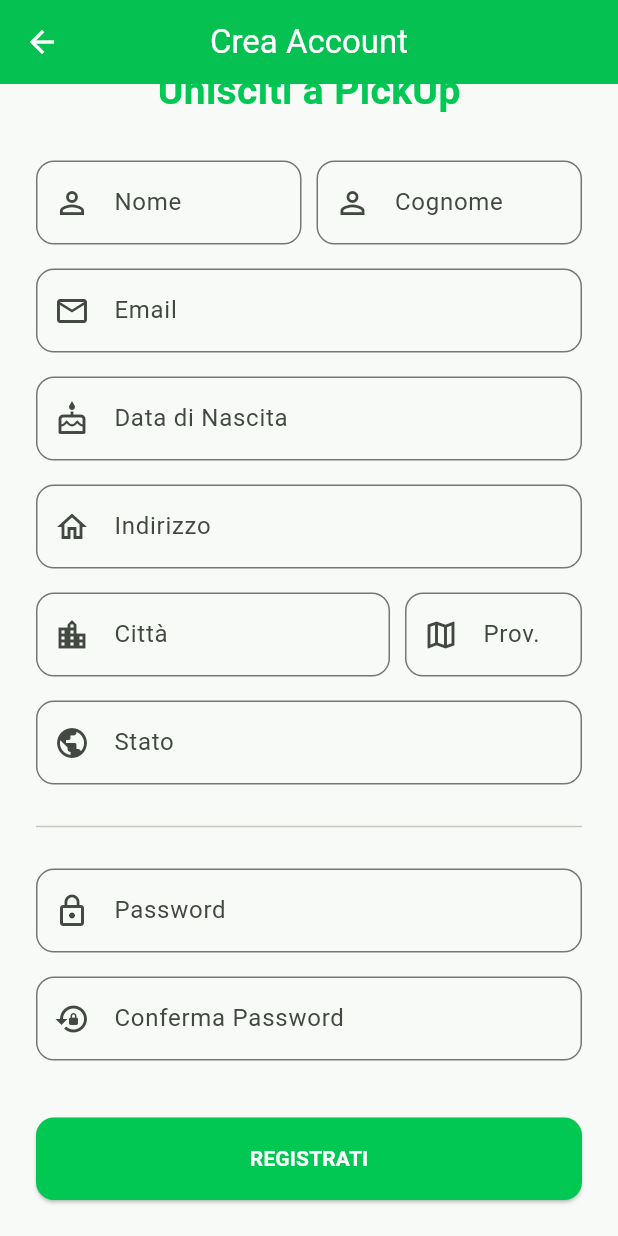
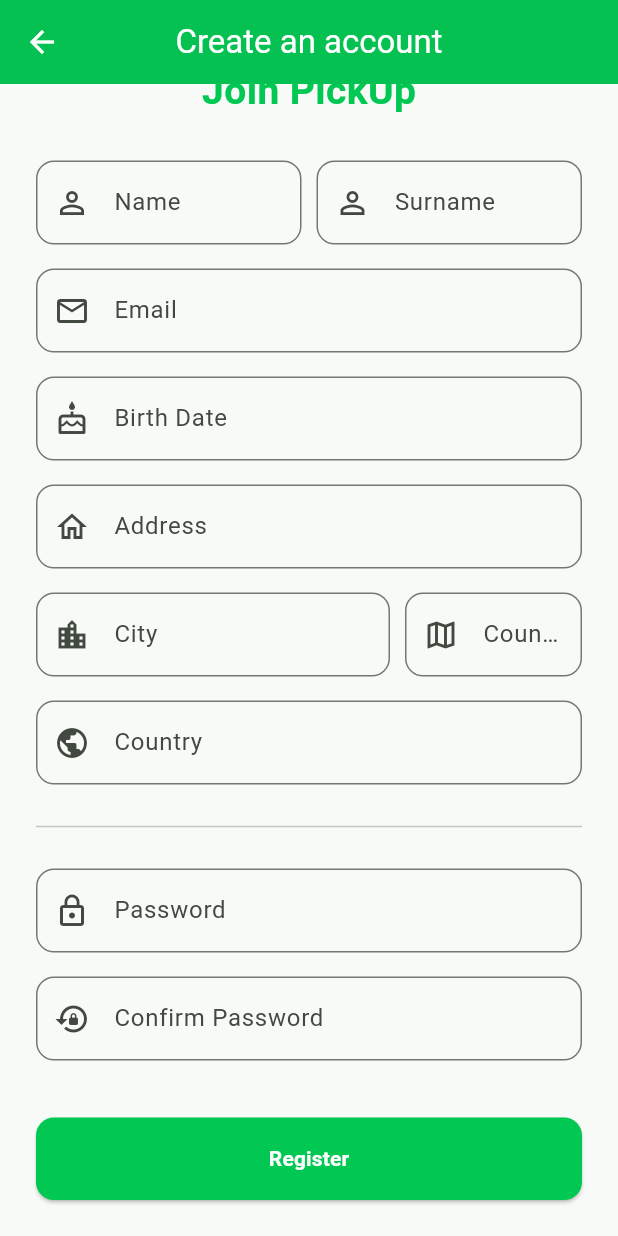
Before and after one commit to DanielDals3/PickUp, a Flutter app: the RegisterPage screen opened directly, scrolled down 38 dp, on a phone screen of 412 x 824 dp. Run offline on Flutter 3.47's test engine with Material 3 defaults, Android fonts, the phone set to English and light mode, and no system bars; our stand-ins replace flutter_map, font_awesome_flutter, geolocator, image_picker, latlong2, permission_handler and 1 more; accounts and stored records are empty; network calls fail; statements that could not run were skipped.

```diff
--- a/PickUp.Frontend/lib/pages/register_page.dart
+++ b/PickUp.Frontend/lib/pages/register_page.dart
@@ -1,7 +1,7 @@
 import 'dart:convert';
-
 import 'package:flutter/material.dart';
 import 'package:http/http.dart' as http;
+import 'package:pickup/services/translator_service.dart';
 
 class RegisterPage extends StatefulWidget {
   const RegisterPage({super.key});
@@ -48,12 +48,12 @@
     if (_firstNameController.text.isEmpty ||
         _lastNameController.text.isEmpty ||
         _emailController.text.isEmpty) {
-      _showError("Nome, Cognome ed Email sono obbligatori");
+      _showError(Translator.of('name_surname_email_required'));
       return;
     }
 
     if (_passwordController.text != _confirmPasswordController.text) {
-      _showError("Le password non coincidono!");
+      _showError(Translator.of('passwords_do_not_match'));
       return;
     }
 
@@ -85,8 +85,8 @@
 
       if (response.statusCode == 201) {
         ScaffoldMessenger.of(context).showSnackBar(
-          const SnackBar(
-            content: Text("Account creato con successo!"),
+          SnackBar(
+            content: Text(Translator.of('account_created_successfully')),
             backgroundColor: Colors.green,
           ),
         );
@@ -137,13 +137,13 @@
   @override
   Widget build(BuildContext context) {
     return Scaffold(
-      appBar: AppBar(title: const Text("Crea Account")),
+      appBar: AppBar(title: Text(Translator.of('create_account'))),
       body: SingleChildScrollView(
         padding: const EdgeInsets.all(24.0),
         child: Column(
           children: [
             Text(
-              "Unisciti a PickUp",
+              Translator.of('sign_up_title'),
               style: TextStyle(
                 fontSize: 26,
                 fontWeight: FontWeight.bold,
@@ -158,7 +158,7 @@
                 Expanded(
                   child: _buildTextField(
                     _firstNameController,
-                    "Nome",
+                    Translator.of('name'),
                     Icons.person_outline,
                   ),
                 ),
@@ -166,7 +166,7 @@
                 Expanded(
                   child: _buildTextField(
                     _lastNameController,
-                    "Cognome",
+                    Translator.of('surname'),
                     Icons.person_outline,
                   ),
                 ),
@@ -175,7 +175,7 @@
 
             _buildTextField(
               _emailController,
-              "Email",
+              Translator.of('email'),
               Icons.email_outlined,
               type: TextInputType.emailAddress,
             ),
@@ -183,7 +183,7 @@
             // Data di nascita con selettore
             _buildTextField(
               _birthDateController,
-              "Data di Nascita",
+              Translator.of('birth_date'),
               Icons.cake_outlined,
               readOnly: true,
               onTap: () => _selectDate(context),
@@ -191,7 +191,7 @@
 
             _buildTextField(
               _addressController,
-              "Indirizzo",
+              Translator.of('address'),
               Icons.home_outlined,
             ),
 
@@ -203,7 +203,7 @@
                   flex: 2,
                   child: _buildTextField(
                     _cityController,
-                    "Città",
+                    Translator.of('city'),
                     Icons.location_city,
                   ),
                 ),
@@ -212,26 +212,26 @@
                   flex: 1,
                   child: _buildTextField(
                     _provinceController,
-                    "Prov.",
+                    Translator.of('county'),
                     Icons.map_outlined,
                   ),
                 ),
               ],
             ),
 
-            _buildTextField(_countryController, "Stato", Icons.public),
+            _buildTextField(_countryController, Translator.of('country'), Icons.public),
 
             const Divider(height: 40),
 
             _buildTextField(
               _passwordController,
-              "Password",
+              Translator.of('password'),
               Icons.lock_outline,
               isPassword: true,
             ),
             _buildTextField(
               _confirmPasswordController,
-              "Conferma Password",
+              Translator.of('confirm_password'),
               Icons.lock_reset,
               isPassword: true,
             ),
@@ -250,8 +250,8 @@
               onPressed: _isLoading ? null : _performRegister,
               child: _isLoading
                   ? const CircularProgressIndicator(color: Colors.white)
-                  : const Text(
-                      "REGISTRATI",
+                  : Text(
+                      Translator.of('register_btn'),
                       style: TextStyle(fontWeight: FontWeight.bold),
                     ),
             ),
--- a/PickUp.Frontend/lib/screens/home_screen.dart
+++ b/PickUp.Frontend/lib/screens/home_screen.dart
@@ -549,6 +549,7 @@
           right: 15,
           bottom: 80, // Sopra la navbar
           child: FloatingActionButton(
+            heroTag: "mapSettingsBtn",
             mini: true,
             backgroundColor: Colors.white,
             child: Icon(
@@ -581,7 +582,7 @@
                   ),
                   const SizedBox(height: 12),
                   FloatingActionButton.extended(
-                    heroTag: "listBtn",
+                    heroTag: "resultsBtn",
                     backgroundColor: Theme.of(context).colorScheme.primary,
                     foregroundColor: Colors.white,
                     icon: const Icon(Icons.format_list_bulleted),
--- a/PickUp.Frontend/lib/services/translator_service.dart
+++ b/PickUp.Frontend/lib/services/translator_service.dart
@@ -85,6 +85,30 @@
       'choose_your_sports': 'Scegli i tuoi sport',
       'already_add_all_sports': 'Hai già aggiunto tutti gli sport disponibili',
       'confirm': 'Conferma',
+      'profile_guest_title': 'Ciao, ospite!',
+      'profile_guest_subtitle': 'Sembra che tu non abbia effettuato l\'accesso',
+      'login_btn': 'Accedi',
+      'register_btn': 'Registrati',
+      'personal_area': 'Area personale',
+      'welcome_back': 'Bentornato su PickUp',
+      'email_or_username': 'Email o Nome Utente',
+      'password': 'Password',
+      'confirm_password': 'Conferma Password',
+      'name': 'Nome',
+      'surname': 'Cognome',
+      'email': 'Email',
+      'birth_date': 'Data di Nascita',
+      'city': 'Città',
+      'county': 'Provincia',
+      'country': 'Stato',
+      'no_account': 'Non hai un account? ',
+      'register_here': 'Registrati qui',
+      'create_account': 'Crea un account',
+      'sign_up_title': 'Unisciti a PickUp',
+      'account_created_successfully': 'Account creato con successo!',
+      'name_surname_email_required': 'Nome, Cognome ed Email sono obbligatori',
+      'passwords_do_not_match': 'Le password non coincidono!',
+      'insert_valid_credentials': 'Inserisci credenziali valide',
     },
     'en': {
       'system_language': 'System',
@@ -170,6 +194,30 @@
       'choose_your_sports': 'Choose your sports',
       'already_add_all_sports': 'You have already added all available sports',
       'confirm': 'Confirm',
+      'profile_guest_title': 'Hello, guest!',
+      'profile_guest_subtitle': 'It seems you are not logged in',
+      'login_btn': 'Login',
+      'register_btn': 'Register',
+      'personal_area': 'Personal area',
+      'welcome_back': 'Welcome back to PickUp',
+      'email_or_username': 'Email or Username',
+      'password': 'Password',
+      'confirm_password': 'Confirm Password',
+      'name': 'Name',
+      'surname': 'Surname',
+      'email': 'Email',
+      'birth_date': 'Birth Date',
+      'city': 'City',
+      'county': 'County',
+      'country': 'Country',
+      'no_account': 'Don\'t have an account? ',
+      'register_here': 'Register here',
+      'create_account': 'Create an account',
+      'sign_up_title': 'Join PickUp',
+      'account_created_successfully': 'Account created successfully!',
+      'name_surname_email_required': 'Name, Surname and Email are required',
+      'passwords_do_not_match': 'Passwords do not match!',
+      'insert_valid_credentials': 'Insert valid credentials',
     }
   };
 
--- a/PickUp.Frontend/pubspec.yaml
+++ b/PickUp.Frontend/pubspec.yaml
@@ -46,6 +46,7 @@
   image_picker: ^1.2.1
   permission_handler: ^12.0.1
   file_picker: ^10.3.8
+  provider: ^6.1.5+1
 
 dev_dependencies:
   flutter_test:
```
Also changed, not shown: PickUp.Frontend/lib/main.dart (+11 -7 lines), PickUp.Frontend/lib/pages/login_page.dart (+46 -16 lines), PickUp.Frontend/lib/screens/profile_screen.dart (+84 -6 lines), PickUp.Frontend/lib/services/auth_service.dart (added, +40 -0 lines), PickUp.Frontend/pubspec.lock.
